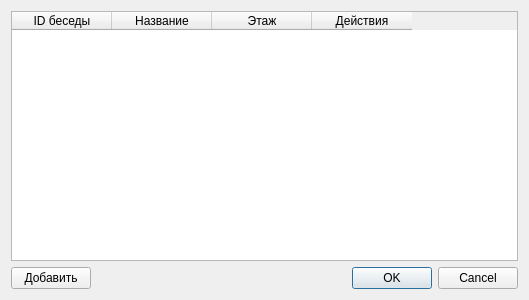
Above: dialogs/dialogchatslist.ui from iEPCBM/AMS-Rufina before the change. Below: the same form after it.
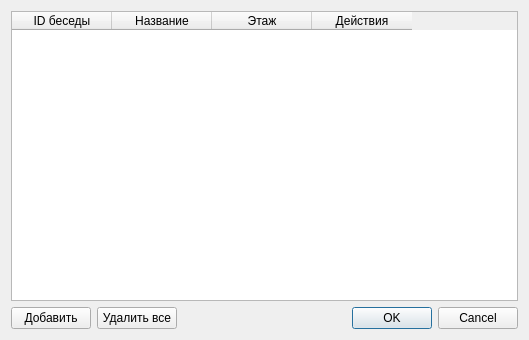
That is the form after the change.

The edit to the form file:
```diff
--- a/dialogs/dialogchatslist.ui
+++ b/dialogs/dialogchatslist.ui
@@ -7,14 +7,14 @@
     <x>0</x>
     <y>0</y>
     <width>529</width>
-    <height>300</height>
+    <height>340</height>
    </rect>
   </property>
   <property name="windowTitle">
    <string>Параметры бесед</string>
   </property>
   <layout class="QGridLayout" name="gridLayout">
-   <item row="0" column="0" colspan="3">
+   <item row="0" column="0" colspan="4">
     <widget class="QTableWidget" name="tableChats">
      <column>
       <property name="text">
@@ -38,6 +38,16 @@
      </column>
     </widget>
    </item>
+   <item row="3" column="3">
+    <widget class="QDialogButtonBox" name="buttonBox">
+     <property name="orientation">
+      <enum>Qt::Horizontal</enum>
+     </property>
+     <property name="standardButtons">
+      <set>QDialogButtonBox::Cancel|QDialogButtonBox::Ok</set>
+     </property>
+    </widget>
+   </item>
    <item row="3" column="0">
     <widget class="QPushButton" name="btnAddChat">
      <property name="text">
@@ -46,16 +56,6 @@
     </widget>
    </item>
    <item row="3" column="2">
-    <widget class="QDialogButtonBox" name="buttonBox">
-     <property name="orientation">
-      <enum>Qt::Horizontal</enum>
-     </property>
-     <property name="standardButtons">
-      <set>QDialogButtonBox::Cancel|QDialogButtonBox::Ok</set>
-     </property>
-    </widget>
-   </item>
-   <item row="3" column="1">
     <spacer name="horizontalSpacer">
      <property name="orientation">
       <enum>Qt::Horizontal</enum>
@@ -68,6 +68,13 @@
      </property>
     </spacer>
    </item>
+   <item row="3" column="1">
+    <widget class="QPushButton" name="btnDeleteAllChats">
+     <property name="text">
+      <string>Удалить все</string>
+     </property>
+    </widget>
+   </item>
   </layout>
  </widget>
  <resources/>
```
